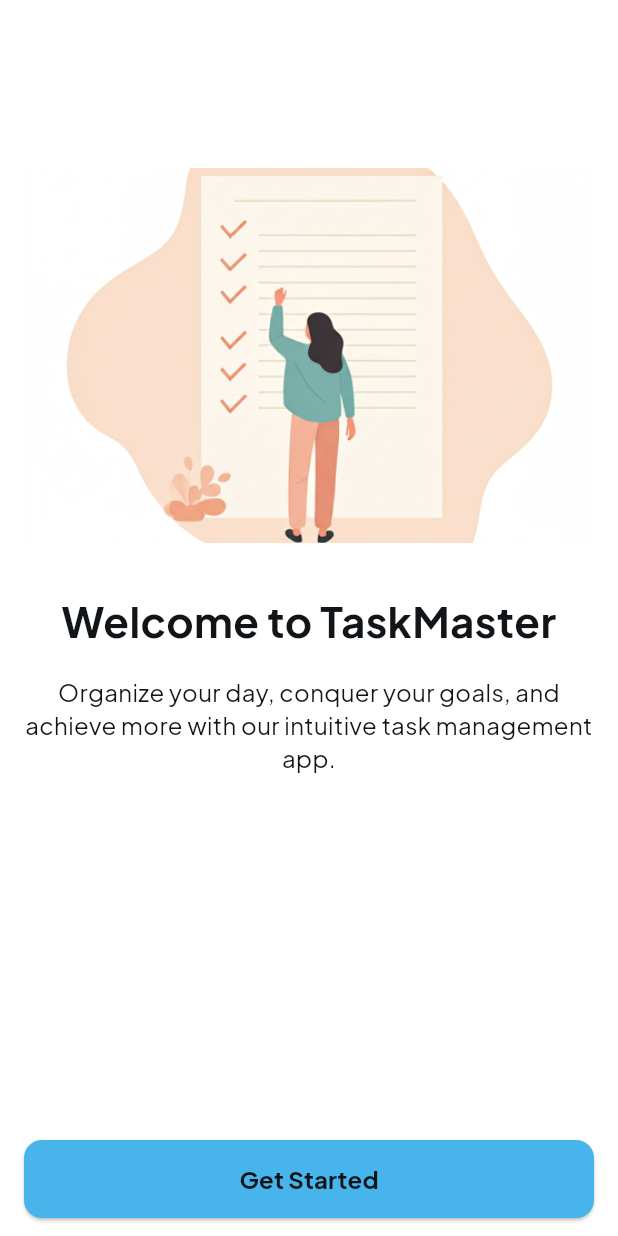
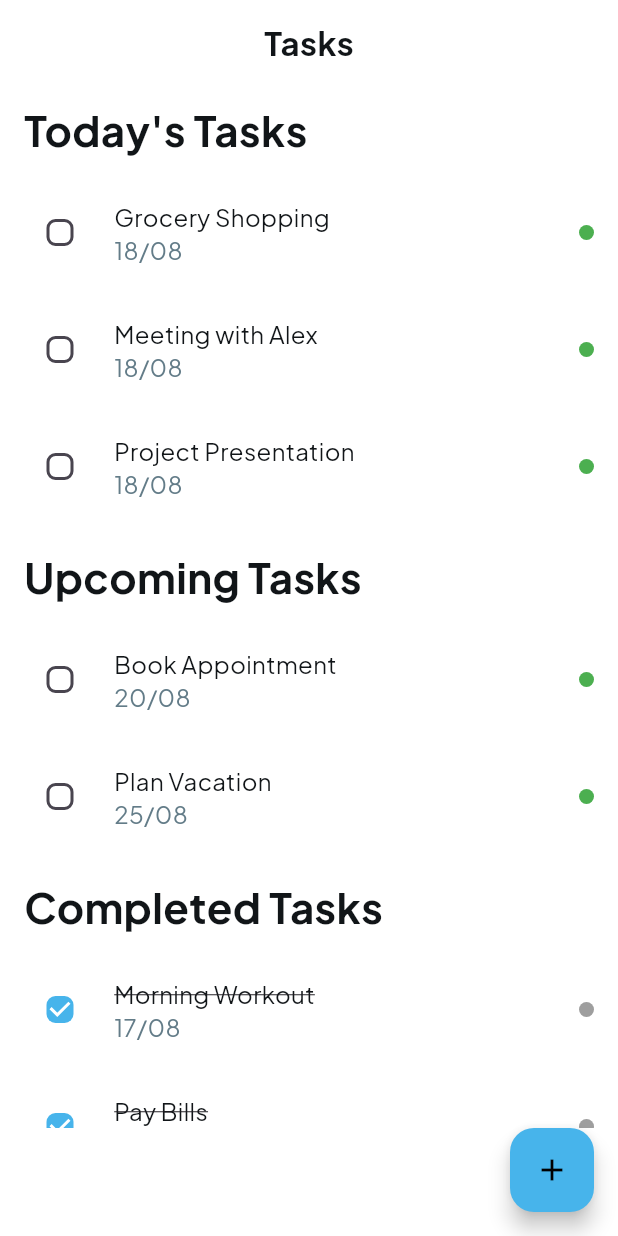
Before and after one commit to AbdullahUsman07/Flutter-Internship, a Flutter app: the screen it shows after launch, on a phone screen of 412 x 824 dp. Run offline on Flutter 3.47's test engine with Material 3 defaults, Android fonts, the phone set to English and light mode, and no system bars; our stand-ins replace get, google_fonts.

Commit message:
feat: Tasks screen added (where the user will see all of the tasks)

```diff
--- /dev/null
+++ b/week_3/day_11/lib/controllers/task_controllers.dart
@@ -0,0 +1,111 @@
+
+// import 'package:day_11/models/task_model.dart';
+// import 'package:get/get.dart';
+
+
+// class TaskController extends GetxController {
+//   var todayTasks = <Task>[].obs;
+//   var upcomingTasks = <Task>[].obs;
+//   var completedTasks = <Task>[].obs;
+
+//   @override
+//   void onInit() {
+//     super.onInit();
+//     // Dummy data for now
+//     todayTasks.addAll([
+//       Task(title: "Grocery Shopping", dueDate: "Due 10/10"),
+//       Task(title: "Meeting with Alex", dueDate: "Due 10/10"),
+//       Task(title: "Project Presentation", dueDate: "Due 10/10"),
+//     ]);
+
+//     upcomingTasks.addAll([
+//       Task(title: "Book Appointment", dueDate: "Due 10/12"),
+//       Task(title: "Plan Vacation", dueDate: "Due 10/15"),
+//     ]);
+
+//     completedTasks.addAll([
+//       Task(title: "Morning Workout", dueDate: "Completed 10/09", isCompleted: true),
+//       Task(title: "Pay Bills", dueDate: "Completed 10/08", isCompleted: true),
+//     ]);
+//   }
+
+//   void toggleTask(Task task) {
+//     if (task.isCompleted.value) {
+//       completedTasks.remove(task);
+//       todayTasks.add(task..isCompleted.value = false);
+//     } else {
+//       todayTasks.remove(task);
+//       completedTasks.add(Task(
+//         title: task.title,
+//         dueDate: task.dueDate,
+//         isCompleted: true,
+//       ));
+//     }
+//   }
+
+//   bool isToday(String dueDate){
+//     final today = DateTime.now();
+//     final taskDate = DateTime.parse(dueDate);
+//     return today.year == taskDate.year &&
+//            today.month == taskDate.month &&
+//            today.day == taskDate.day;
+//   }
+// }
+
+
+import 'package:day_11/models/task_model.dart';
+import 'package:get/get.dart';
+
+class TaskController extends GetxController {
+  var allTasks = <Task>[].obs;
+  var todayTasks = <Task>[].obs;
+  var upcomingTasks = <Task>[].obs;
+  var completedTasks = <Task>[].obs;
+
+  @override
+  void onInit() {
+    super.onInit();
+
+    // Dummy data for now
+    allTasks.addAll([
+      Task(title: "Grocery Shopping", dueDate: DateTime(2025, 8, 18 ),description: 'task'),
+      Task(title: "Meeting with Alex", dueDate: DateTime(2025, 8, 18),description: 'task'),
+      Task(title: "Project Presentation", dueDate: DateTime(2025, 8, 18),description: 'task'),
+      Task(title: "Book Appointment", dueDate: DateTime(2025, 8, 20),description: 'task'),
+      Task(title: "Plan Vacation", dueDate: DateTime(2025, 8, 25),description: 'task'),
+      Task(title: "Morning Workout", dueDate: DateTime(2025, 8, 17), isCompleted: true,description: 'task'),
+      Task(title: "Pay Bills", dueDate: DateTime(2025, 8, 16), isCompleted: true,description: 'task'),
+    ]);
+
+    categorizeTasks();
+  }
+
+  void categorizeTasks() {
+    final today = DateTime.now();
+
+    todayTasks.assignAll(
+      allTasks.where((task) =>
+        !task.isCompleted.value && isSameDate(task.dueDate, today),
+      ),
+    );
+
+    upcomingTasks.assignAll(
+      allTasks.where((task) =>
+        !task.isCompleted.value && task.dueDate.isAfter(today),
+      ),
+    );
+
+    completedTasks.assignAll(
+      allTasks.where((task) => task.isCompleted.value),
+    );
+  }
+
+  void toggleTask(Task task) {
+    task.isCompleted.value = !task.isCompleted.value;
+    categorizeTasks();
+  }
+
+  bool isSameDate(DateTime a, DateTime b) {
+    return a.year == b.year && a.month == b.month && a.day == b.day;
+  }
+}
--- a/week_3/day_11/lib/main.dart
+++ b/week_3/day_11/lib/main.dart
@@ -1,5 +1,6 @@
 
-import 'package:day_11/screens/landing_screen.dart';
+
+import 'package:day_11/screens/tasks_screen.dart';
 import 'package:flutter/material.dart';
 
 
@@ -15,7 +16,7 @@
     return MaterialApp(
       debugShowCheckedModeBanner: false,
       title: 'My App',
-      home: const LandingScreen(),
+      home: TasksScreen(),
     );
   }
 }
--- /dev/null
+++ b/week_3/day_11/lib/models/task_model.dart
@@ -0,0 +1,17 @@
+
+
+import 'package:get/get.dart';
+
+class Task {
+  String title;
+  DateTime dueDate;
+  RxBool isCompleted;
+  String description;
+
+  Task({
+    required this.title,
+    required this.dueDate,
+    bool isCompleted = false,
+    required this.description,
+  }) : isCompleted = isCompleted.obs;
+}
--- /dev/null
+++ b/week_3/day_11/lib/screens/tasks_screen.dart
@@ -0,0 +1,75 @@
+
+import 'package:day_11/controllers/task_controllers.dart';
+import 'package:flutter/material.dart';
+import 'package:get/get.dart';
+import '../widgets/task_section.dart';
+import '../utils/app_colors.dart';
+import '../utils/app_text_styles.dart';
+
+class TasksScreen extends StatelessWidget {
+  final TaskController taskController = Get.put(TaskController());
+
+  TasksScreen({super.key});
+
+  @override
+  Widget build(BuildContext context) {
+    return Scaffold(
+      backgroundColor: AppColors.background,
+      body: SafeArea(
+        child: Column(
+          children: [
+            // Header
+            Padding(
+              padding: const EdgeInsets.symmetric(horizontal: 16, vertical: 12),
+              child: Center(
+                child: Text(
+                  "Tasks",
+                  style: AppTextStyles.heading.copyWith(
+                    fontSize: 22,
+                  ),
+                ),
+              ),
+            ),
+
+            Expanded(
+              child:ListView(
+                  children: [
+                    TaskSection(
+                      title: "Today's Tasks",
+                      tasks: taskController.todayTasks,
+                      onToggle: taskController.toggleTask,
+                    ),
+                    TaskSection(
+                      title: "Upcoming Tasks",
+                      tasks: taskController.upcomingTasks,
+                      onToggle: taskController.toggleTask,
+                    ),
+                    TaskSection(
+                      title: "Completed Tasks",
+                      tasks: taskController.completedTasks,
+                      onToggle: taskController.toggleTask,
+                    ),
+                  ],
+                ),
+              ),
+
+            // Floating add button
+            Padding(
+              padding: const EdgeInsets.only(right: 16, bottom: 16),
+              child: Align(
+                alignment: Alignment.bottomRight,
+                child: FloatingActionButton(
+                  onPressed: () {
+                    // TODO: Navigate to Add Task screen
+                  },
+                  backgroundColor: AppColors.primary,
+                  child: const Icon(Icons.add, color: Colors.black),
+                ),
+              ),
+            ),
+          ],
+        ),
+      ),
+    );
+  }
+}
--- a/week_3/day_11/lib/utils/app_colors.dart
+++ b/week_3/day_11/lib/utils/app_colors.dart
@@ -4,5 +4,6 @@
 class AppColors {
   static const Color primary = Color(0xFF47B4EB);
   static const Color textDark = Color(0xFF111518);
+  static const Color textLight = Color(0xFF637C88);
   static const Color background = Colors.white;
 }
--- /dev/null
+++ b/week_3/day_11/lib/widgets/task_section.dart
@@ -0,0 +1,47 @@
+
+import 'package:flutter/material.dart';
+import 'package:get/get.dart';
+import '../models/task_model.dart';
+import 'task_tile.dart';
+import '../utils/app_text_styles.dart';
+import '../utils/app_colors.dart';
+
+class TaskSection extends StatelessWidget {
+  final String title;
+  final RxList<Task> tasks;
+  final Function(Task)? onToggle;
+
+  const TaskSection({
+    Key? key,
+    required this.title,
+    required this.tasks,
+    this.onToggle,
+  }) : super(key: key);
+
+  @override
+  Widget build(BuildContext context) {
+    return Obx(() => tasks.isEmpty
+        ? const SizedBox.shrink()
+        : Column(
+            crossAxisAlignment: CrossAxisAlignment.start,
+            children: [
+              Padding(
+                padding:
+                    const EdgeInsets.symmetric(horizontal: 16, vertical: 12),
+                child: Text(
+                  title,
+                  style: AppTextStyles.heading.copyWith(
+                    color: AppColors.textDark,
+                  ),
+                ),
+              ),
+              ...tasks.map(
+                (task) => TaskTile(
+                  task: task,
+                  onChanged: () => onToggle?.call(task),
+                ),
+              ).toList(),
+            ],
+          ));
+  }
+}
--- /dev/null
+++ b/week_3/day_11/lib/widgets/task_tile.dart
@@ -0,0 +1,135 @@
+// import 'package:flutter/material.dart';
+// import 'package:get/get.dart';
+// import '../models/task_model.dart';
+// import '../utils/app_colors.dart';
+// import '../utils/app_text_styles.dart';
+
+// class TaskTile extends StatelessWidget {
+//   final Task task;
+//   final VoidCallback? onChanged;
+
+//   const TaskTile({Key? key, required this.task, this.onChanged})
+//       : super(key: key);
+
+//   @override
+//   Widget build(BuildContext context) {
+//     return Obx(() => Container(
+//       padding: const EdgeInsets.symmetric(horizontal: 16, vertical: 12),
+//       margin: const EdgeInsets.only(bottom: 6),
+//       child: Row(
+//         mainAxisAlignment: MainAxisAlignment.spaceBetween,
+//         children: [
+//           Row(
+//             children: [
+//               Checkbox(
+//                 value: task.isCompleted.value,
+//                 onChanged: (_) => onChanged?.call(),
+//                 shape: RoundedRectangleBorder(
+//                   borderRadius: BorderRadius.circular(6),
+//                 ),
+//                 activeColor: AppColors.primary,
+//               ),
+//               const SizedBox(width: 12),
+//               Column(
+//                 crossAxisAlignment: CrossAxisAlignment.start,
+//                 children: [
+//                   Text(
+//                     task.title,
+//                     style: AppTextStyles.body.copyWith(
+//                       color: AppColors.textDark,
+//                       decoration: task.isCompleted.value
+//                           ? TextDecoration.lineThrough
+//                           : null,
+//                     ),
+//                   ),
+//                   Text(
+//                     task.dueDate,
+//                     style: AppTextStyles.body.copyWith(
+//                       color: AppColors.textLight,
+//                     ),
+//                   ),
+//                 ],
+//               ),
+//             ],
+//           ),
+//           Container(
+//             height: 10,
+//             width: 10,
+//             decoration: BoxDecoration(
+//               color: task.isCompleted.value ? Colors.grey : Colors.green,
+//               shape: BoxShape.circle,
+//             ),
+//           ),
+//         ],
+//       ),
+//     ));
+//   }
+// }
+
+import 'package:flutter/material.dart';
+import 'package:get/get.dart';
+import '../models/task_model.dart';
+import '../utils/app_colors.dart';
+import '../utils/app_text_styles.dart';
+
+class TaskTile extends StatelessWidget {
+  final Task task;
+  final VoidCallback? onChanged;
+
+  const TaskTile({Key? key, required this.task, this.onChanged})
+      : super(key: key);
+
+  @override
+  Widget build(BuildContext context) {
+    return Container(
+      padding: const EdgeInsets.symmetric(horizontal: 16, vertical: 12),
+      margin: const EdgeInsets.only(bottom: 6),
+      child: Row(
+        mainAxisAlignment: MainAxisAlignment.spaceBetween,
+        children: [
+          Row(
+            children: [
+              Obx(() => Checkbox(
+                    value: task.isCompleted.value,
+                    onChanged: (_) => onChanged?.call(),
+                    shape: RoundedRectangleBorder(
+                      borderRadius: BorderRadius.circular(6),
+                    ),
+                    activeColor: AppColors.primary,
+                  )),
+              const SizedBox(width: 12),
+              Column(
+                crossAxisAlignment: CrossAxisAlignment.start,
+                children: [
+                  Obx(() => Text(
+                        task.title,
+                        style: AppTextStyles.body.copyWith(
+                          color: AppColors.textDark,
+                          decoration: task.isCompleted.value
+                              ? TextDecoration.lineThrough
+                              : null,
+                        ),
+                      )),
+                      Text(
+                        '${task.dueDate.day.toString().padLeft(2, '0')}/${task.dueDate.month.toString().padLeft(2, '0')}',
+                        style: AppTextStyles.body.copyWith(
+                          color: AppColors.textLight,
+                        ),
+                      ),
+                ],
+              ),
+            ],
+          ),
+          Obx(() => Container(
+                height: 10,
+                width: 10,
+                decoration: BoxDecoration(
+                  color: task.isCompleted.value ? Colors.grey : Colors.green,
+                  shape: BoxShape.circle,
+                ),
+              )),
+        ],
+      ),
+    );
+  }
+}
--- a/week_3/day_11/pubspec.yaml
+++ b/week_3/day_11/pubspec.yaml
@@ -35,6 +35,7 @@
   # Use with the CupertinoIcons class for iOS style icons.
   cupertino_icons: ^1.0.8
   google_fonts: ^6.3.0
+  get: ^4.7.2
 
 dev_dependencies:
   flutter_test:
```
Also changed, not shown: week_3/day_11/pubspec.lock.
